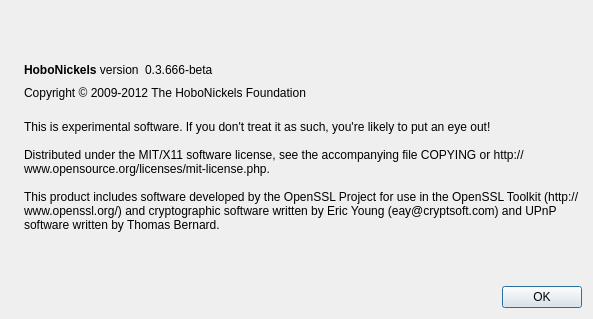
Qt form src/qt/forms/aboutdialog.ui (Crypto-Expert/HoboNickels) before a commit.
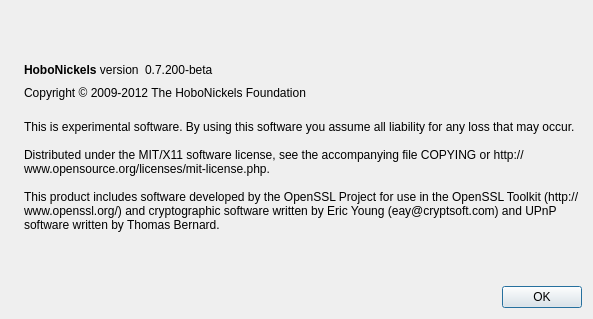
The same form after that commit. Icons and pictures are not drawn.

Diff of the .ui file:
```diff
--- a/src/qt/forms/aboutdialog.ui
+++ b/src/qt/forms/aboutdialog.ui
@@ -63,7 +63,7 @@
           <cursorShape>IBeamCursor</cursorShape>
          </property>
          <property name="text">
-          <string notr="true">0.3.666-beta</string>
+          <string notr="true">0.7.200-beta</string>
          </property>
          <property name="textInteractionFlags">
           <set>Qt::LinksAccessibleByMouse|Qt::TextSelectableByKeyboard|Qt::TextSelectableByMouse</set>
@@ -105,7 +105,7 @@
        </property>
        <property name="text">
         <string>
-This is experimental software. If you don't treat it as such, you're likely to put an eye out!
+This is experimental software. By using this software you assume all liability for any loss that may occur. 
 
 Distributed under the MIT/X11 software license, see the accompanying file COPYING or http://www.opensource.org/licenses/mit-license.php.
 
```
